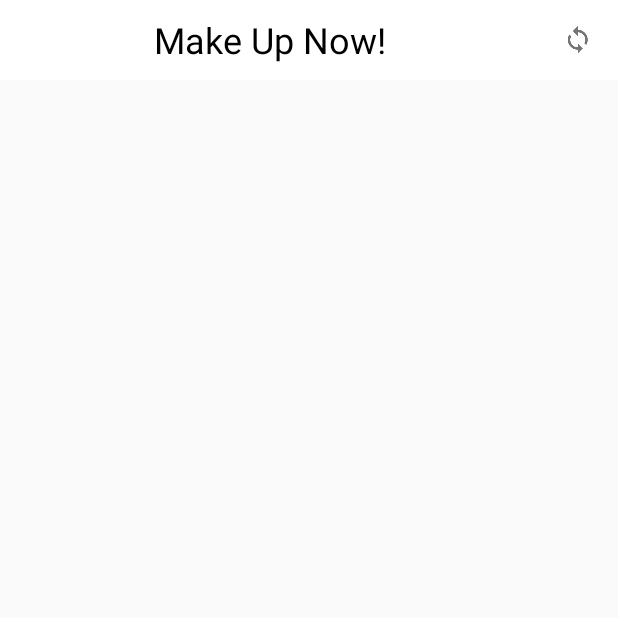
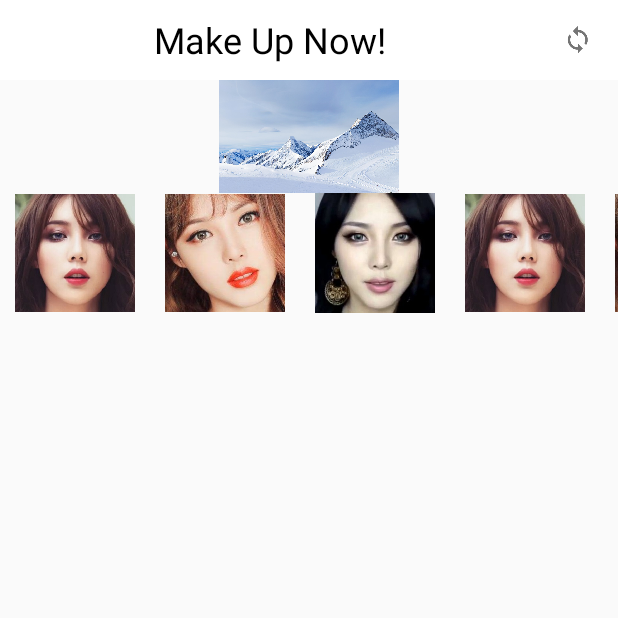
Before and after one commit to YiAnTy/TLL_FR, an Android app: the screen it shows after launch (MainActivity), on a phone screen of 412 x 824 dp, the top half of it. Run offline under Robolectric (Android 15) with nearby library versions, the phone set to English and light mode, and no system bars.

Commit message:
修改gradle, 增加recyclerview

```diff
--- a/app/build.gradle
+++ b/app/build.gradle
@@ -1,12 +1,12 @@
 apply plugin: 'com.android.application'
 
 android {
-    compileSdkVersion 26
-    buildToolsVersion "26.0.0"
+    compileSdkVersion 25
+    buildToolsVersion "25.0.3"
     defaultConfig {
         applicationId "bjtu.makeupapp"
         minSdkVersion 15
-        targetSdkVersion 26
+        targetSdkVersion 22
 
         versionCode 1
         versionName "1.0"
@@ -26,8 +26,12 @@ dependencies {
         exclude group: 'com.android.support', module: 'support-annotations'
     })
 
-    compile 'com.android.support:appcompat-v7:26.+'
+    compile 'com.android.support:appcompat-v7:25.3.1'
 
     compile 'com.android.support.constraint:constraint-layout:1.0.2'
     testCompile 'junit:junit:4.12'
+
+    compile 'com.android.support:recyclerview-v7:25.3.1'
+    compile 'com.squareup.picasso:picasso:2.5.2'
+
 }
--- a/app/src/main/AndroidManifest.xml
+++ b/app/src/main/AndroidManifest.xml
@@ -9,7 +9,7 @@
         android:roundIcon="@mipmap/ic_launcher_round"
         android:supportsRtl="true"
         android:theme="@style/AppTheme">
-        <activity android:name=".MainActivity">
+        <activity android:name=".activity.MainActivity">
             <intent-filter>
                 <action android:name="android.intent.action.MAIN" />
 
--- a/app/src/main/java/bjtu/makeupapp/MainActivity.java
+++ /dev/null
@@ -1,23 +0,0 @@
-package bjtu.makeupapp;
-
-import android.support.v7.app.ActionBar;
-import android.support.v7.app.AppCompatActivity;
-import android.os.Bundle;
-import android.support.v7.widget.Toolbar;
-import android.view.Menu;
-import android.view.MenuItem;
-import android.widget.Toast;
-
-public class MainActivity extends AppCompatActivity {
-
-    @Override
-    protected void onCreate(Bundle savedInstanceState) {
-        super.onCreate(savedInstanceState);
-        setContentView(R.layout.activity_main);
-
-        ActionBar actionBar=getSupportActionBar();
-        if(actionBar!=null){
-            actionBar.hide();
-        }
-    }
-}
--- /dev/null
+++ b/app/src/main/java/bjtu/makeupapp/activity/MainActivity.java
@@ -0,0 +1,54 @@
+package bjtu.makeupapp.activity;
+
+import android.support.v7.app.ActionBar;
+import android.support.v7.app.AppCompatActivity;
+import android.os.Bundle;
+import android.support.v7.widget.LinearLayoutManager;
+import android.support.v7.widget.RecyclerView;
+import android.support.v7.widget.Toolbar;
+import android.view.Menu;
+import android.view.MenuItem;
+import android.widget.LinearLayout;
+import android.widget.Toast;
+
+import java.util.ArrayList;
+import java.util.List;
+
+import bjtu.makeupapp.R;
+import bjtu.makeupapp.adapter.StyleAdapter;
+import bjtu.makeupapp.model.StyleItem;
+
+public class MainActivity extends AppCompatActivity {
+
+    private List<StyleItem>styleItems = new ArrayList<>();
+
+    @Override
+    protected void onCreate(Bundle savedInstanceState) {
+        super.onCreate(savedInstanceState);
+        setContentView(R.layout.activity_main);
+
+        initStyle();
+
+        RecyclerView recyclerView = (RecyclerView)findViewById(R.id.recycler_view);
+        LinearLayoutManager linearLayoutManager = new LinearLayoutManager(this);
+        linearLayoutManager.setOrientation(LinearLayoutManager.HORIZONTAL);
+        recyclerView.setLayoutManager(linearLayoutManager);
+        StyleAdapter styleAdapter = new StyleAdapter(styleItems);
+        recyclerView.setAdapter(styleAdapter);
+
+        ActionBar actionBar=getSupportActionBar();
+        if(actionBar!=null){
+            actionBar.hide();
+        }
+    }
+    private void initStyle(){
+       for(int i = 0;i<2;i++){
+            StyleItem s1 = new StyleItem(R.drawable.style_one,"烟熏妆");
+            styleItems.add(s1);
+            StyleItem s2 = new StyleItem(R.drawable.style_two,"橘系妆容");
+            styleItems.add(s2);
+            StyleItem s3 = new StyleItem(R.drawable.style_three,"御姐妆");
+            styleItems.add(s3);
+        }
+    }
+}
--- /dev/null
+++ b/app/src/main/java/bjtu/makeupapp/adapter/StyleAdapter.java
@@ -0,0 +1,59 @@
+package bjtu.makeupapp.adapter;
+
+import android.support.v7.widget.RecyclerView;
+import android.view.LayoutInflater;
+import android.view.View;
+import android.view.ViewGroup;
+import android.widget.ImageView;
+
+import com.squareup.picasso.Picasso;
+
+import java.util.List;
+
+import bjtu.makeupapp.R;
+import bjtu.makeupapp.model.StyleItem;
+
+/**
+ * Created by Logic on 2017/8/26.
+ */
+
+public class StyleAdapter extends RecyclerView.Adapter<StyleAdapter.ViewHolder> {
+
+    private List<StyleItem> styleItems;
+
+    public class ViewHolder extends RecyclerView.ViewHolder {
+        ImageView imageView;
+
+        public ViewHolder(View itemView) {
+            super(itemView);
+            imageView = (ImageView) itemView.findViewById(R.id.make_up_image);
+        }
+    }
+
+    public StyleAdapter(List<StyleItem> list){
+        this.styleItems=list;
+    }
+
+    @Override
+    public ViewHolder onCreateViewHolder(ViewGroup parent, int viewType) {
+        View view = LayoutInflater.from(parent.getContext())
+                .inflate(R.layout.style_item, parent, false);
+        ViewHolder holder = new ViewHolder(view);
+        return holder;
+    }
+
+    @Override
+    public void onBindViewHolder(ViewHolder holder, int position) {
+        StyleItem styleItem = styleItems.get(position);
+        Picasso.with(holder.itemView.getContext())
+                .load(styleItem.getImageUrl())
+                .into(holder.imageView);
+    }
+
+    @Override
+    public int getItemCount() {
+        return styleItems.size();
+    }
+
+
+}
--- /dev/null
+++ b/app/src/main/java/bjtu/makeupapp/model/StyleItem.java
@@ -0,0 +1,31 @@
+package bjtu.makeupapp.model;
+
+/**
+ * Created by Logic on 2017/8/26.
+ */
+
+public class StyleItem {
+    private int imageUrl;   //妆容类型照片
+    private String name;       //妆容名字
+
+    public StyleItem(int imageUrl,String name){
+        this.imageUrl=imageUrl;
+        this.name=name;
+    }
+
+    public int getImageUrl() {
+        return imageUrl;
+    }
+
+    public void setImageUrl(int imageUrl) {
+        this.imageUrl = imageUrl;
+    }
+
+    public String getName() {
+        return name;
+    }
+
+    public void setName(String name) {
+        this.name = name;
+    }
+}
--- a/app/src/main/res/layout/activity_main.xml
+++ b/app/src/main/res/layout/activity_main.xml
@@ -1,12 +1,23 @@
 <?xml version="1.0" encoding="utf-8"?>
-<LinearLayout
-    xmlns:android="http://schemas.android.com/apk/res/android"
-    xmlns:app="http://schemas.android.com/apk/res-auto"
+<LinearLayout xmlns:android="http://schemas.android.com/apk/res/android"
     android:layout_width="match_parent"
-    android:layout_height="match_parent">
+    android:layout_height="match_parent"
+    android:orientation="vertical"
+    android:weightSum="1">
 
     <bjtu.makeupapp.HeaderLayout
         android:layout_width="match_parent"
         android:layout_height="wrap_content" />
 
+    <ImageView
+        android:layout_width="match_parent"
+        android:layout_height="220dp"
+        android:layout_weight="0.53"
+        android:src="@drawable/test" />
+
+    <android.support.v7.widget.RecyclerView
+        android:id="@+id/recycler_view"
+        android:layout_width="match_parent"
+        android:layout_height="match_parent" />
+
 </LinearLayout>
--- /dev/null
+++ b/app/src/main/res/layout/style_item.xml
@@ -0,0 +1,11 @@
+<LinearLayout xmlns:android="http://schemas.android.com/apk/res/android"
+    android:orientation="vertical"
+    android:layout_width="100dp"
+    android:layout_height="wrap_content">
+<ImageView
+    android:id="@+id/make_up_image"
+    android:layout_width="80dp"
+    android:layout_height="80dp"
+    android:src="@drawable/test_make_up"
+    android:layout_gravity="center_horizontal"/>
+</LinearLayout>
```
Also changed, not shown: app/libs/picasso-2.5.2.jar (added), app/src/main/res/drawable/style_one.jpg (added), app/src/main/res/drawable/style_three.jpg (added), app/src/main/res/drawable/style_two.jpg (added), app/src/main/res/drawable/test.jpg (added), app/src/main/res/drawable/test_make_up.jpg (added).
